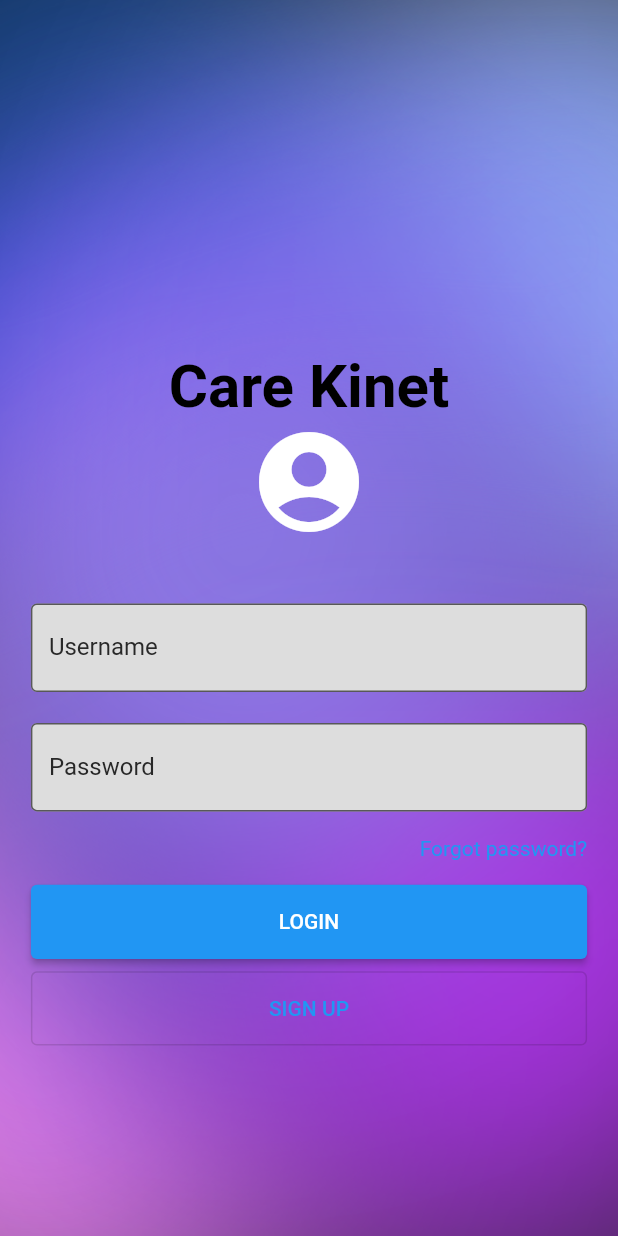
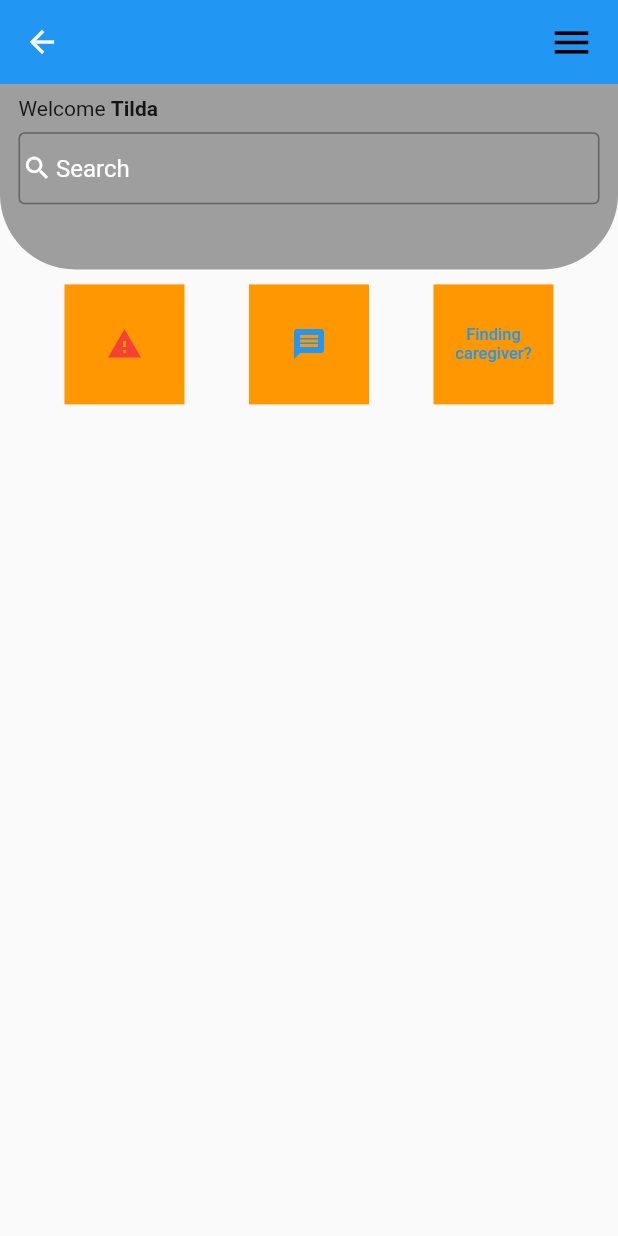
Before and after one commit to kithekadk/carekinet, a Flutter app: the Login screen opened directly, after a tap on "LOGIN", on a phone screen of 412 x 824 dp. Run offline on Flutter 3.47's test engine with Material 2 defaults, Android fonts, the phone set to English and light mode, and no system bars.

Commit message:
added patient landing page

```diff
--- a/lib/main.dart
+++ b/lib/main.dart
@@ -1,5 +1,6 @@
 import 'package:carekinet/screens/welcome.dart';
 import 'package:flutter/material.dart';
+import 'package:flutter/services.dart';
 
 void main() {
   runApp(const MyApp());
@@ -11,6 +12,8 @@ class MyApp extends StatelessWidget {
   // This widget is the root of your application.
   @override
   Widget build(BuildContext context) {
+    SystemChrome.setSystemUIOverlayStyle(
+        const SystemUiOverlayStyle(statusBarColor: Colors.transparent));
     return const MaterialApp(
       title: 'CareKinet',
       home: WelcomePage(),
--- /dev/null
+++ b/lib/screens/constants/colors.dart
@@ -0,0 +1,3 @@
+import 'package:flutter/material.dart';
+
+Color grey = Colors.grey;
--- a/lib/screens/login.dart
+++ b/lib/screens/login.dart
@@ -1,16 +1,27 @@
+import 'package:carekinet/screens/patientLandingPage.dart';
 import 'package:carekinet/screens/registerPatient.dart';
 import 'package:flutter/material.dart';
 
-class Login extends StatelessWidget {
+class Login extends StatefulWidget {
   const Login({super.key});
 
+  @override
+  State<Login> createState() => _LoginState();
+}
+
+class _LoginState extends State<Login> {
   @override
   Widget build(BuildContext context) {
     return Scaffold(
       backgroundColor: const Color.fromARGB(255, 175, 204, 254),
       body: Stack(
         children: [
-          Image.asset('assets/loginbg.png', fit: BoxFit.cover, width: double.infinity, height: double.infinity,),
+          Image.asset(
+            'assets/loginbg.png',
+            fit: BoxFit.cover,
+            width: double.infinity,
+            height: double.infinity,
+          ),
           Center(
             child: loginPage(context),
           )
@@ -20,56 +31,66 @@ class Login extends StatelessWidget {
   }
 }
 
-Widget loginPage(BuildContext context) {
+loginPage(BuildContext context) {
   Size size = MediaQuery.of(context).size;
+  bool hidePassword = true;
 
-  return SingleChildScrollView(child:
-    Column(
+  return SingleChildScrollView(
+      child: Column(
     children: [
       Container(
         alignment: Alignment.center,
         margin: EdgeInsets.only(top: size.height * 0.13),
         child: const Text(
           'Care Kinet',
-            style: TextStyle(fontSize: 40, color: Colors.black, fontWeight: FontWeight.bold),
+          style: TextStyle(
+              fontSize: 40, color: Colors.black, fontWeight: FontWeight.bold),
         ),
       ),
       const Center(
-          child: Icon(Icons.account_circle, size: 80, color: Colors.white,),
+        child: Icon(
+          Icons.account_circle,
+          size: 80,
+          color: Colors.white,
+        ),
       ),
       Container(
           margin: EdgeInsets.only(top: size.width * 0.1),
           width: size.width * 0.9,
           child: const TextField(
             decoration: InputDecoration(
-              labelText: 'Username' ,
+                labelText: 'Username',
                 labelStyle: TextStyle(color: Color.fromARGB(255, 40, 40, 40)),
                 border: OutlineInputBorder(),
                 filled: true,
                 fillColor: Color.fromARGB(255, 221, 221, 221),
                 focusedBorder: OutlineInputBorder(
-                borderSide: BorderSide(color: Colors.grey)
-              )
-            ),
+                    borderSide: BorderSide(color: Colors.grey))),
           )),
       Container(
         margin: EdgeInsets.only(top: size.width * 0.05),
         width: size.width * 0.9,
-          child: const TextField(
-            obscureText: true, // hide text for password inputs
+        child: TextField(
+          obscureText: hidePassword, // hide text for password inputs
           decoration: InputDecoration(
-              labelText: 'Password' ,
+              labelText: 'Password',
+              suffixIcon: GestureDetector(
+                onTap: () => {
+                  hidePassword = !hidePassword
+                },
+                child: const  Icon(
+                  // hidePassword ? Icons.visibility : Icons.visibility_off,
+                  Icons.visibility_off
+                  ),
+              ),
               labelStyle: TextStyle(color: Color.fromARGB(255, 40, 40, 40)),
               border: OutlineInputBorder(),
               filled: true,
               fillColor: Color.fromARGB(255, 221, 221, 221),
               focusedBorder: OutlineInputBorder(
-                borderSide: BorderSide(color: Colors.grey)
-              )
+                  borderSide: BorderSide(color: Colors.grey))),
         ),
       ),
-        ),
-
       Container(
         width: size.width * 0.9,
         margin: EdgeInsets.only(top: size.height * 0.02),
@@ -77,15 +98,15 @@ Widget loginPage(BuildContext context) {
           mainAxisAlignment: MainAxisAlignment.end,
           children: [
             GestureDetector(
-                child: const Text('Forgot password?', style: TextStyle(color: Colors.blue),),
-                onTap: () =>{
-                  print('proceed to reset')
-                },
+              child: const Text(
+                'Forgot password?',
+                style: TextStyle(color: Colors.blue),
+              ),
+              onTap: () => {print('proceed to reset')},
             ),
           ],
         ),
       ),
-
       Column(
         children: [
           Container(
@@ -93,21 +114,25 @@ Widget loginPage(BuildContext context) {
             height: size.height * 0.06,
             margin: EdgeInsets.only(top: size.height * 0.02),
             child:
-                ElevatedButton(onPressed: ()=>{
-
+                ElevatedButton(onPressed: () => {
+                  Navigator.push(context, MaterialPageRoute(builder: (context)=>const PatientLandingPage()))
                 }, child: const Text('LOGIN')),
           ),
           Container(
             width: size.width * 0.9,
             height: size.height * 0.06,
             margin: EdgeInsets.only(top: size.height * 0.01),
-              child: OutlinedButton(onPressed: ()=>{
-                Navigator.push(context, MaterialPageRoute(builder: (context)=> const RegisterPatient()))
-              }, child: const Text('SIGN UP')),
+            child: OutlinedButton(
+                onPressed: () => {
+                      Navigator.push(
+                          context,
+                          MaterialPageRoute(
+                              builder: (context) => const RegisterPatient()))
+                    },
+                child: const Text('SIGN UP')),
           )
         ],
       )
     ],
-    )
-  );
+  ));
 }
--- /dev/null
+++ b/lib/screens/patientLandingPage.dart
@@ -0,0 +1,98 @@
+import 'package:carekinet/screens/constants/colors.dart';
+import 'package:flutter/material.dart';
+
+class PatientLandingPage extends StatelessWidget {
+  const PatientLandingPage({super.key});
+
+  @override
+  Widget build(BuildContext context) {
+    return Scaffold(
+      appBar: _buildAppBar(),
+      body: patientPage(context),
+    );
+  }
+}
+
+AppBar _buildAppBar() {
+  return AppBar(
+    elevation: 0, //removes navbar shadow
+    backgroundColor: Colors.blue,
+    title:
+        const Row(mainAxisAlignment: MainAxisAlignment.spaceBetween, children: [
+      Text(''),
+      Icon(
+        Icons.menu,
+        color: Colors.black,
+        size: 30,
+      )
+    ]),
+  );
+}
+
+Widget patientPage(BuildContext context) {
+  Size size = MediaQuery.of(context).size;
+  return SingleChildScrollView(
+    child: Column(
+      children: [
+        Container(
+          decoration: const BoxDecoration(
+              borderRadius: BorderRadius.only(
+                  bottomLeft: Radius.circular(50.0),
+                  bottomRight: Radius.circular(50.0)),
+              color: Colors.grey),
+          height: size.height * 0.15,
+          padding:
+              EdgeInsets.symmetric(vertical: 8, horizontal: size.width * 0.03),
+          child: Column(
+            children: [
+              const Row(children: [
+                Text(
+                  'Welcome',
+                  style: TextStyle(),
+                ),
+                Text(' '),
+                Text(
+                  'Tilda',
+                  style: TextStyle(fontWeight: FontWeight.bold),
+                )
+              ]),
+              searchBox(context),
+            ],
+          ),
+        ),
+        Container(
+          padding: EdgeInsets.only(top: 10),
+          child: Row(
+            mainAxisAlignment: MainAxisAlignment.spaceEvenly,
+            children: [
+              Container(decoration: const BoxDecoration(color: Colors.orange), width: 80 , height: 80 ,child: TextButton(onPressed: () => {}, child: const Icon(Icons.warning, color:Colors.red),)),
+              Container(decoration: const BoxDecoration(color: Colors.orange), width: 80 , height: 80 ,child: TextButton(onPressed: ()=> {}, child: Icon(Icons.message))),
+              Container(decoration: const BoxDecoration(color: Colors.orange), width: 80 , height: 80,child: TextButton(onPressed: ()=> {}, child: Text('Finding caregiver?', textAlign: TextAlign.center, style: TextStyle(fontSize: 11.0),)))
+            ],
+          ),
+        )
+      ],
+    ),
+  );
+}
+
+Widget searchBox(BuildContext context) {
+  Size size = MediaQuery.of(context).size;
+  return Container(
+      padding: EdgeInsets.only(top: size.height * 0.01),
+      child: const TextField(
+        decoration: InputDecoration(
+            contentPadding: EdgeInsets.all(10),
+            prefixIcon: Icon(
+              Icons.search,
+              color: Colors.white,
+              size: 20,
+            ),
+            prefixIconConstraints: BoxConstraints(maxHeight: 20, minWidth: 25),
+            border: OutlineInputBorder(
+              borderSide: BorderSide(color: Colors.white),
+            ),
+            hintText: 'Search',
+            hintStyle: TextStyle(color: Colors.white)),
+      ));
+}
--- a/lib/screens/registerPatient.dart
+++ b/lib/screens/registerPatient.dart
@@ -46,6 +46,8 @@ Widget registerPatient(BuildContext context) {
           margin: EdgeInsets.symmetric(vertical: size.height * 0.01),
           width: size.width * 0.9,
           child: const TextField(
+            obscureText:
+            true,
             decoration: InputDecoration(
                 labelText: 'Password', border: OutlineInputBorder()),
           ),
@@ -53,6 +55,7 @@ Widget registerPatient(BuildContext context) {
         Container(
           width: size.width * 0.9,
           child: const TextField(
+            obscureText: true,
             decoration: InputDecoration(
                 labelText: 'Confirm Password', border: OutlineInputBorder()),
           ),
@@ -81,7 +84,7 @@ Widget registerPatient(BuildContext context) {
               const Text('Already have an account?', style: TextStyle(fontWeight: FontWeight.bold),),
               GestureDetector(
                 onTap: ()=>{
-                  Navigator.push(context, MaterialPageRoute(builder: (context)=> Login()))
+                  Navigator.push(context, MaterialPageRoute(builder: (context)=>const Login()))
                 }, child: const Text('Log in', style: TextStyle(color: Colors.blue, fontWeight: FontWeight.bold),
               ),)
             ],
```
Lines whose indentation alone changed are shown as unchanged.
